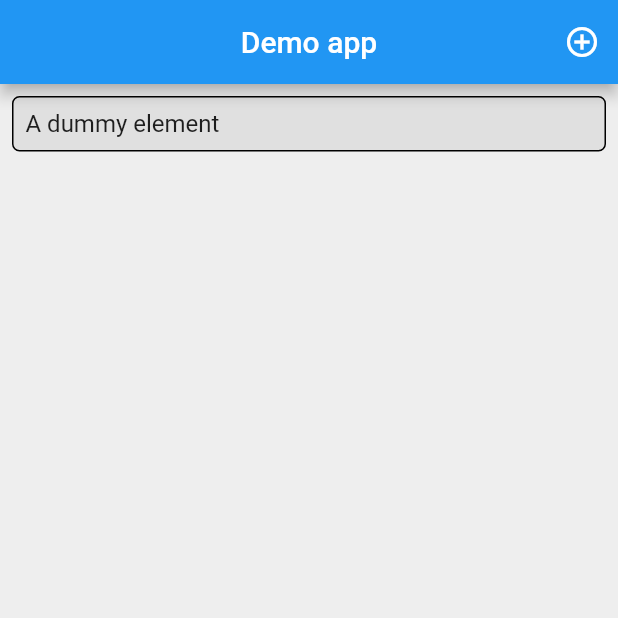
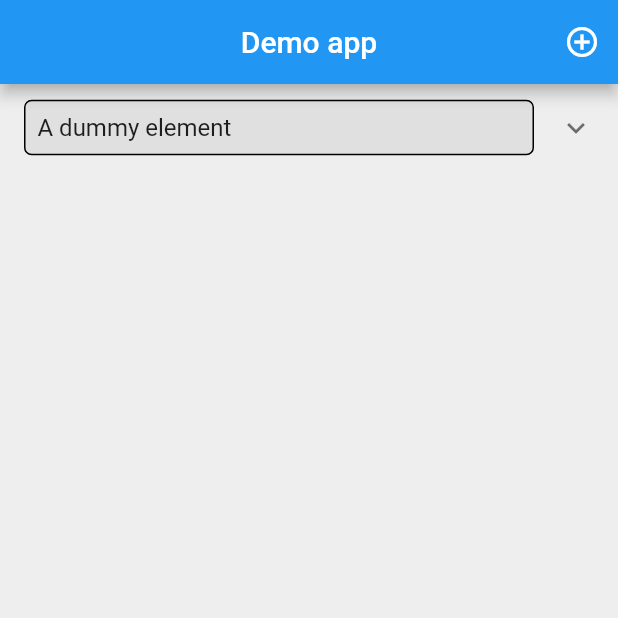
Before and after one commit to hiteshtiwari9491/todoapp, a Flutter app: the screen it shows after launch, on a phone screen of 412 x 824 dp, the top half of it. Run offline on Flutter 3.47's test engine with Material 2 defaults, Android fonts, the phone set to English and light mode, and no system bars.

Commit message:
integrated CRUD operations

```diff
--- a/lib/common_widgets/loading_dialog.dart
+++ b/lib/common_widgets/loading_dialog.dart
@@ -14,14 +14,16 @@ class LoadingDialog {
     if (!_showing) {
       _showing = true;
       NavigationKeys.globalNavigatorKey.currentState
-          .push(CustomPopupRoutes(
+          .push(
+        CustomPopupRoutes(
             pageBuilder: (_, __, ___) {
               print("building loader");
               return Center(
                 child: CircularProgressIndicator(),
               );
             },
-              barrierDismissible: false))
+            barrierDismissible: false),
+      )
           .then((_) {
 //        _showing = false;
       });
--- a/lib/main.dart
+++ b/lib/main.dart
@@ -1,7 +1,7 @@
 import 'package:flutter/material.dart';
 import 'package:provider/provider.dart';
-import 'package:todo_app/screens/home.dart';
-import 'package:todo_app/screens/listscreen.dart';
+import 'package:todo_app/routes/routes.dart';
+import 'package:todo_app/utils/navigator_keys.dart';
 import 'package:todo_app/view_models/todo_list_view_model.dart';
 
 void main() {
@@ -18,16 +18,16 @@ class MyApp extends StatelessWidget {
         ),
       ],
       child: MaterialApp(
-          title: 'Flutter Demo',
-          theme: ThemeData(
-            primarySwatch: Colors.blue,
-            visualDensity: VisualDensity.adaptivePlatformDensity,
-          ),
-          initialRoute: '/',
-          routes: {
-            '/': (context) => Home(),
-            '/listscreen': (context) => ListScreen(),
-          }),
+        title: 'Flutter Demo',
+        navigatorKey: NavigationKeys.globalNavigatorKey,
+        theme: ThemeData(
+          primarySwatch: Colors.blue,
+          visualDensity: VisualDensity.adaptivePlatformDensity,
+        ),
+        debugShowCheckedModeBanner: false,
+        initialRoute: SetupRoutes.initialRoute,
+        routes: SetupRoutes.routes,
+      ),
     );
   }
 }
--- /dev/null
+++ b/lib/routes/routes.dart
@@ -0,0 +1,54 @@
+import 'package:flutter/material.dart';
+import 'package:todo_app/screens/home.dart';
+import 'package:todo_app/screens/listscreen.dart';
+
+import '../utils/route_names.dart';
+
+class SetupRoutes {
+  // Set initial route here
+  static String initialRoute = Routes.HOME;
+
+  /// Add entry for new route here
+  static Map<String, WidgetBuilder> get routes {
+    return {
+      Routes.HOME: (context) => Home(),
+      Routes.ADD_TO_LIST: (context) => ListScreen(),
+    };
+  }
+
+  static Future changeScreen(BuildContext context, String value,
+      {Object arguments, Function callbackAfterNavigation}) {
+    return Navigator.pushNamed(context, value, arguments: arguments)
+        .then((response) {
+      if (callbackAfterNavigation != null) {
+        callbackAfterNavigation();
+      }
+    });
+  }
+
+  static replaceScreen(BuildContext context, String value,
+      {dynamic arguments, Function callbackAfterNavigation}) {
+    Navigator.of(context)
+        .pushReplacementNamed(value, arguments: arguments)
+        .then((response) {
+      if (callbackAfterNavigation != null) {
+        callbackAfterNavigation();
+      }
+    });
+  }
+
+  static pushAndRemoveAll(BuildContext context, String value,
+      {dynamic arguments, Function callbackAfterNavigation}) {
+    Navigator.of(context)
+        .pushNamedAndRemoveUntil(
+      value,
+      (_) => false,
+      arguments: arguments,
+    )
+        .then((response) {
+      if (callbackAfterNavigation != null) {
+        callbackAfterNavigation();
+      }
+    });
+  }
+}
--- a/lib/screens/home.dart
+++ b/lib/screens/home.dart
@@ -1,5 +1,8 @@
 import 'package:flutter/material.dart';
 import 'package:provider/provider.dart';
+import 'package:todo_app/common_widgets/provider_callback.dart';
+import 'package:todo_app/routes/routes.dart';
+import 'package:todo_app/utils/route_names.dart';
 import 'package:todo_app/view_models/todo_list_view_model.dart';
 
 class Home extends StatefulWidget {
@@ -8,14 +11,6 @@ class Home extends StatefulWidget {
 }
 
 class _HomeState extends State<Home> {
-  TodoListViewModel _provider;
-
-  @override
-  void initState() {
-    super.initState();
-    _provider = Provider.of<TodoListViewModel>(context, listen: false);
-  }
-
   @override
   Widget build(BuildContext context) {
     return Scaffold(
@@ -31,32 +26,27 @@ class _HomeState extends State<Home> {
               color: Colors.white,
             ),
             onPressed: () {
-              Navigator.pushNamed(context, '/listscreen');
-              // do something
+              SetupRoutes.changeScreen(context, Routes.ADD_TO_LIST);
             },
           )
         ],
       ),
-      body: SingleChildScrollView(
-        child: Column(
-          children: <Widget>[
-            ListView(
+      body: Consumer<TodoListViewModel>(builder: (context, _provider, child) {
+        return ListView(
           shrinkWrap: true,
-              children: _createTodoList(),
-            )
-          ],
-        ),
-      ),
+          children: _createTodoList(_provider),
+        );
+      }),
     );
   }
 
-  _createTodoList() {
+  _createTodoList(TodoListViewModel provider) {
     List<Widget> listItems = [];
-    _provider.todoList.forEach(
+    provider.todoList.forEach(
       (element) {
         listItems.add(
-          Container(
-            margin: EdgeInsets.all(8),
+          ExpansionTile(
+            title: Container(
               padding: EdgeInsets.all(8),
               decoration: BoxDecoration(
                 border: Border.all(),
@@ -70,9 +60,85 @@ class _HomeState extends State<Home> {
                 ),
               ),
             ),
+            children: <Widget>[
+              Container(
+                margin: EdgeInsets.symmetric(
+                  horizontal: 18,
+                ),
+                child: Row(
+                  children: <Widget>[
+                    _createButton(
+                      'Edit',
+                      Colors.green,
+                      () {
+                        providerCallback<TodoListViewModel>(
+                          context,
+                          task: (provider) async {
+                            await provider.updateTodo(
+                                provider.todoList.indexOf(element),
+                                "New updated");
+                          },
+                          taskName: (provider) => provider.UPDATE_TODO,
+                          onSuccess: (provider) async {
+                            //
+                          },
+                          onError: (err) {
+                            //
+                          },
+                        );
+                      },
+                    ),
+                    _createButton(
+                      'Delete',
+                      Colors.redAccent,
+                      () {
+                        providerCallback<TodoListViewModel>(
+                          context,
+                          task: (provider) async {
+                            await provider.deleteTodoList(
+                              provider.todoList.indexOf(element),
+                            );
+                          },
+                          taskName: (provider) => provider.DELETE_TODO,
+                          onSuccess: (provider) async {
+                            //
+                          },
+                          onError: (err) {
+                            //
+                          },
+                        );
+                      },
+                    ),
+                  ],
+                ),
+              )
+            ],
+          ),
         );
       },
     );
     return listItems;
   }
+
+  _createButton(String text, Color buttonColor, Function onClick) {
+    return Flexible(
+      fit: FlexFit.tight,
+      flex: 1,
+      child: InkWell(
+        onTap: onClick,
+        child: Container(
+          padding: EdgeInsets.all(8),
+          color: buttonColor,
+          child: Center(
+            child: Text(
+              text,
+              style: TextStyle(
+                color: Colors.white,
+              ),
+            ),
+          ),
+        ),
+      ),
+    );
   }
+}
--- /dev/null
+++ b/lib/utils/route_names.dart
@@ -0,0 +1,4 @@
+class Routes {
+  static const String HOME = 'home';
+  static const String ADD_TO_LIST = 'list_to_list';
+}
```
Also changed, not shown: lib/screens/listscreen.dart (+25 -15 lines). Lines whose indentation alone changed are shown as unchanged.
